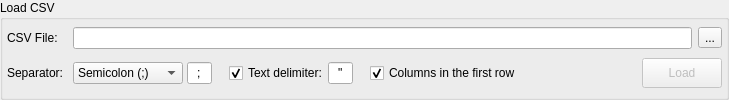
pgmodeler/pgmodeler, file libpgmodeler_ui/ui/csvloadwidget.ui: the form before one commit.
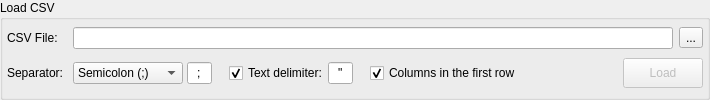
The form after the commit. Icons and pictures are not drawn.

The edit to the form file:
```diff
--- a/libpgmodeler_ui/ui/csvloadwidget.ui
+++ b/libpgmodeler_ui/ui/csvloadwidget.ui
@@ -6,7 +6,7 @@
    <rect>
     <x>0</x>
     <y>0</y>
-    <width>729</width>
+    <width>710</width>
     <height>100</height>
    </rect>
   </property>
```
